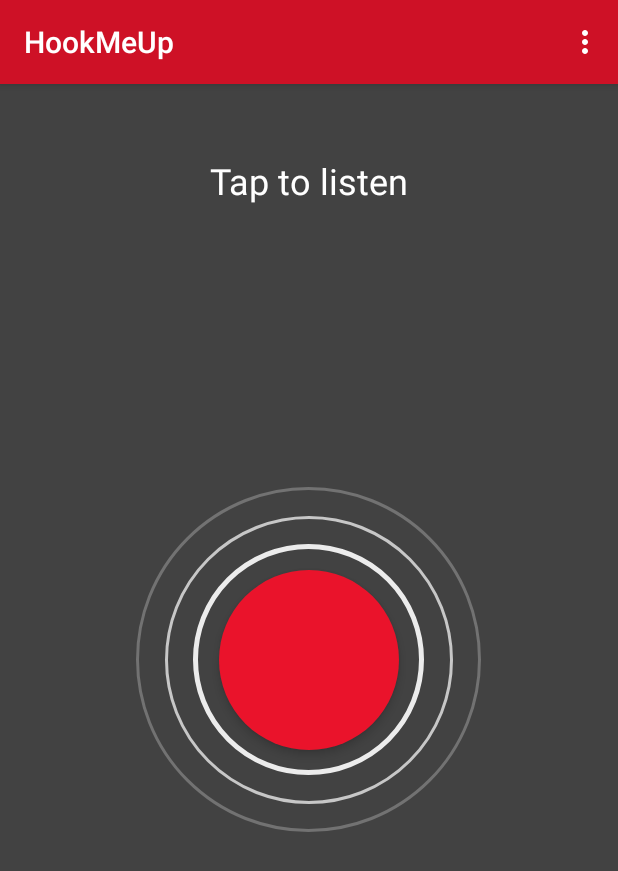
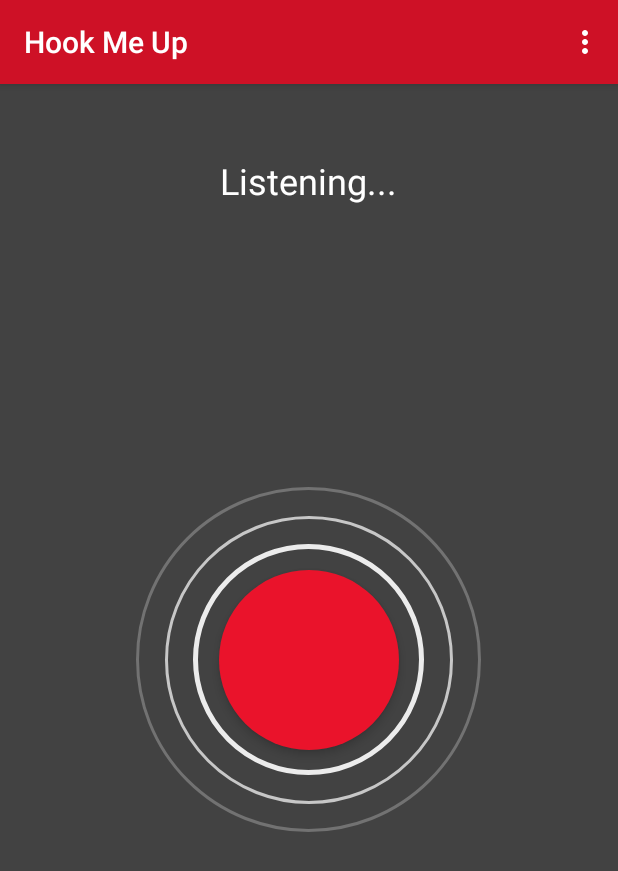
Before and after one commit to EXJUSTICE/OxfordHack, an Android app: the screen it shows after launch (MainActivity), in the options menu, after a tap on "Settings", on a phone screen of 412 x 824 dp. Shown: the top 871 px of the screen. Run offline under Robolectric (Android 15) with nearby library versions, the phone set to English and light mode, and no system bars; libraries missing offline, so code that uses them is left out: com.facebook.

Commit message:
Added mah code

```diff
--- a/app/src/main/java/com/xu/hookmeup/MainActivity.java
+++ b/app/src/main/java/com/xu/hookmeup/MainActivity.java
@@ -1,20 +1,20 @@
 package com.xu.hookmeup;
 
+import android.content.Intent;
 import android.os.Bundle;
-import android.support.design.widget.FloatingActionButton;
-import android.support.design.widget.Snackbar;
+import android.speech.RecognizerIntent;
 import android.support.v7.app.AppCompatActivity;
 import android.support.v7.widget.Toolbar;
-import android.view.View;
 import android.view.Menu;
 import android.view.MenuItem;
+import android.view.View;
+import android.view.animation.Animation;
+import android.view.animation.AnimationUtils;
 import android.widget.Button;
 import android.widget.EditText;
+import android.widget.TextView;
+
 import com.facebook.AccessToken;
-import com.facebook.CallbackManager;
-import com.facebook.FacebookCallback;
-import com.facebook.FacebookException;
-import com.facebook.FacebookSdk;
 import com.facebook.GraphRequest;
 import com.facebook.GraphResponse;
 import com.facebook.HttpMethod;
@@ -23,27 +23,36 @@ import java.util.ArrayList;
 import java.util.HashMap;
 
 public class MainActivity extends AppCompatActivity {
-    HashMap<String,String>keywords;
-    ArrayList<String> categories;
+    HashMap<String, String> keywords;
 
+    TextView recognizeText;
     EditText input;
     String location;
     Button okbutton;
     String eventId;
 
     String userinput;
-    String[]words;
+    String[] words;
     int count;
 
+    View ring_one, ring_two, ring_three, button_view;
+    boolean listening = false;
 
+    Animation anim_scale_one, anim_scale_two, anim_scale_three;
+
+    ArrayList<String> results;
 
     @Override
     protected void onCreate(Bundle savedInstanceState) {
         super.onCreate(savedInstanceState);
         setContentView(R.layout.activity_main);
+
         Toolbar toolbar = (Toolbar) findViewById(R.id.toolbar);
         setSupportActionBar(toolbar);
-        setUpDatabase();
+
+        getSupportActionBar().setTitle("Hook Me Up");
+
+        recognizeText = (TextView) findViewById(R.id.recognize_text);
 
         input = (EditText) findViewById(R.id.userInput);
         okbutton = (Button) findViewById(R.id.okbutton);
@@ -51,66 +60,126 @@ public class MainActivity extends AppCompatActivity {
         okbutton.setOnClickListener(new View.OnClickListener() {
             @Override
             public void onClick(View v) {
-                location = input.getText().toString().toLowerCase();
+                location = input.getText().toString();
                 processlanguage();
                 performJsonRequest();
-
-
-
             }
 
 
         });
+
+        button_view = findViewById(R.id.button_view);
+
+        ring_one = findViewById(R.id.ring_one);
+        ring_two = findViewById(R.id.ring_two);
+        ring_three = findViewById(R.id.ring_three);
+
+        anim_scale_one = AnimationUtils.loadAnimation(this, R.anim.scale_first);
+        anim_scale_two = AnimationUtils.loadAnimation(this, R.anim.scale_second);
+        anim_scale_three = AnimationUtils.loadAnimation(this, R.anim.scale_third);
+
+        button_view.setOnClickListener(new View.OnClickListener() {
+            @Override
+            public void onClick(View view) {
+                if (listening) {
+                    recognizeText.setText("Tap to Listen");
+                    animate(false);
+                    listening = false;
+                } else {
+                    recognizeText.setText("Listening...");
+                    animate(true);
+                    startListening();
+                    listening = true;
+                }
+            }
+        });
     }
 
+    void startListening() {
+        Intent intent = new Intent(RecognizerIntent.ACTION_RECOGNIZE_SPEECH);
 
-    public void processlanguage(){
-        count=0;
+        // Specify the calling package to identify your application
+        intent.putExtra(RecognizerIntent.EXTRA_CALLING_PACKAGE, getClass()
+                .getPackage().getName());
+
+        // Display an hint to the user about what he should say.
+        intent.putExtra(RecognizerIntent.EXTRA_PROMPT, "What are you up to?");
+
+        intent.putExtra(RecognizerIntent.EXTRA_LANGUAGE_MODEL,
+                RecognizerIntent.LANGUAGE_MODEL_WEB_SEARCH);
+
+        startActivityForResult(intent, 1);
+    }
+
+    @Override
+    protected void onActivityResult(int requestCode, int resultCode, Intent data) {
+        if (requestCode == 1) {
+
+            //If Voice recognition is successful then it returns RESULT_OK
+            if (resultCode == RESULT_OK) {
+
+                ArrayList<String> textMatchList = data
+                        .getStringArrayListExtra(RecognizerIntent.EXTRA_RESULTS);
+
+                if (!textMatchList.isEmpty()) {
+                    results = textMatchList;
+                    recognizeText.setText(results.get(0));
+                }
+
+            } else {
+                recognizeText.setText("Error! " + resultCode);
+            }
+
+            listening = false;
+
+        }
+        super.onActivityResult(requestCode, resultCode, data);
+    }
+
+    void animate(boolean a) {
+        if (a) {
+            ring_one.startAnimation(anim_scale_one);
+            ring_two.startAnimation(anim_scale_two);
+            ring_three.startAnimation(anim_scale_three);
+        } else {
+            ring_one.clearAnimation();
+            ring_two.clearAnimation();
+            ring_three.clearAnimation();
+        }
+    }
+
+    public void processlanguage() {
+        count = 0;
         userinput = input.getText().toString();
-        words= userinput.split("\\s+");
-        for(int i=0;i<words.length+1;i++){
-            checkword(words[i]);
-
+        words = userinput.split("\\\\s+");
+        for (int i = 0; i < words.length + 1; i++) {
+            checkword(i);
+            count += 1;
         }
         //nothing valid inputted, request rephrase
 
-        if (count==0){
+        if (count == 0) {
             input.setText("I didn't understand, please rephase the request");
         }
 
-    };
+    }
 
-    public void checkword (String word){
-        if (keywords.get(word)!=null){
-            categories.add(keywords.get(word));
-            count+=1;
-        }
+    ;
 
-    };
+    public void checkword(int i) {
 
-    public void performJsonRequest(){
+    }
+
+    ;
+
+    public void performJsonRequest() {
 
 
     }
 
-    public void setUpDatabase(){
-        keywords = new HashMap<String,String>();
-        keywords.put("night out","nightlife");
-        keywords.put("coffee","cafe");
-        keywords.put("eat out","restaurant");
-        keywords.put("restaurant", "restaurant");
-        keywords.put("party","nightlife");
-        keywords.put("concert", "nightlife");
-        keywords.put("lunch","restaurant");
-        keywords.put("lecture","lecture");
-        keywords.put("museum","culture");
-        keywords.put("gallery","culture");
-        keywords.put("exhibition","culture");
-    }
 
-
-    public void fetchEventDetails(String event){
-        eventId=event;
+    public void fetchEventDetails(String event) {
+        eventId = event;
         new GraphRequest(
                 AccessToken.getCurrentAccessToken(),
                 event,
@@ -123,9 +192,6 @@ public class MainActivity extends AppCompatActivity {
                 }
         ).executeAsync();
     }
-
-
-
 
 
     @Override
```
